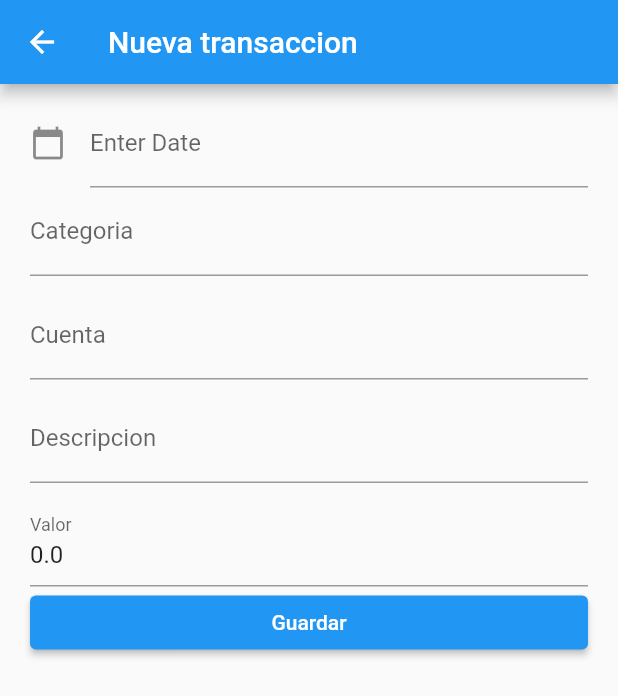
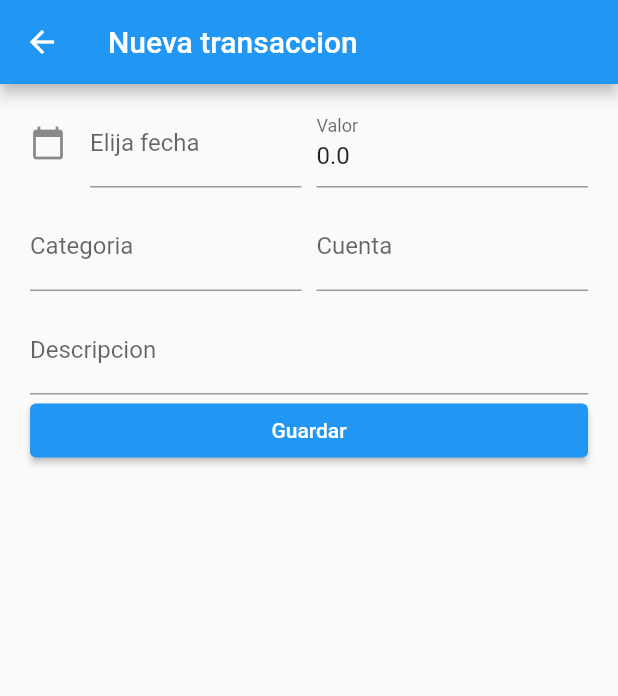
Before and after one commit to Coihue555/fl_control_gastos, a Flutter app: the MovimientosFichaScreen screen opened by its route, on a phone screen of 412 x 824 dp. Shown: the top 696 px of the screen. Run offline on Flutter 3.47's test engine with Material 2 defaults, Android fonts, the light colour scheme and no system bars; our stand-ins replace bloc, flutter_bloc, sqflite; accounts and stored records are empty.

Commit message:
reordenado de campos

```diff
--- a/lib/screens/movimientos_ficha_screen.dart
+++ b/lib/screens/movimientos_ficha_screen.dart
@@ -13,11 +13,10 @@ class MovimientosFichaScreen extends StatefulWidget {
 class _MovimientosFichaScreenState extends State<MovimientosFichaScreen> {
 
   TextEditingController dateinput = TextEditingController();
-  //text editing controller for text field
 
   @override
   void initState() {
-    dateinput.text = ""; //set the initial value of text field
+    dateinput.text = "";
     super.initState();
   }
 
@@ -27,9 +26,6 @@ class _MovimientosFichaScreenState extends State<MovimientosFichaScreen> {
     String spCuenta = '';
     String spDescripcion = '';
     double spValor = 0.0;
-
-
-
 
     return BlocListener<MovimientosBloc, MovimientosState>(
       listenWhen: (previous, current) => !current.isWorking,
@@ -44,79 +40,47 @@ class _MovimientosFichaScreenState extends State<MovimientosFichaScreen> {
         ),
         body: SingleChildScrollView(
         child: Padding(
-                  padding:
-                      const EdgeInsets.symmetric(horizontal: 20, vertical: 10),
+          padding: const EdgeInsets.symmetric(horizontal: 20, vertical: 10),
           child: BlocBuilder<MovimientosBloc, MovimientosState>(
             builder: (context, state) {
               return Form(
                 child: Column(
                   children: [
-
-                                        TextField(
-                                            controller: dateinput, //editing controller of this TextField
+                    Row(
+                      children: [
+                        Expanded(
+                          child: TextField(
+                            controller: dateinput,
                             decoration: const InputDecoration(
-                                              icon: Icon(Icons.calendar_today), //icon of text field
-                                              labelText: "Enter Date" //label text of field
+                              icon: Icon(Icons.calendar_today),
+                              labelText: "Elija fecha"
                             ),
-                                            readOnly: true,  //set it true, so that user will not able to edit text
+                            readOnly: true,
                             onTap: () async {
                               DateTime? pickedDate = await showDatePicker(
-                                                  context: context, initialDate: DateTime.now(),
-                                                  firstDate: DateTime(2000), //DateTime.now() - not to allow to choose before today.
-                                                  lastDate: DateTime(2101)
+                                  context: context,
+                                  initialDate: DateTime.now(),
+                                  firstDate: DateTime(2020),
+                                  lastDate: DateTime(2030)
                               );
-
                                 if(pickedDate != null ){
-                                                  print(pickedDate);  //pickedDate output format => 2021-03-10 00:00:00.000
+                                    print(pickedDate);  //formato de salida => 2022-04-21 00:00:00.000
                                     String formattedDate = DateFormat('yyyy-MM-dd').format(pickedDate);
-                                                  print(formattedDate); //formatted date output using intl package =>  2021-03-16
-                                                    //you can implement different kind of Date Format here according to your requirement
-
+                                    print(formattedDate); //formato de salida luego de usar el package intl  =>  2022-04-21
                                     setState(() {
-                                                    dateinput.text = formattedDate; //set output date to TextField value.
+                                      dateinput.text = formattedDate;
                                     });
                                 }else{
-                                                  print("Date is not selected");
+                                    print("No se selecciono fecha");
                                 }
                               },
                           ),
+                        ),
 
+                        const SizedBox(width: 10,),
 
-
-
-                                    TextFormField(
-                                      decoration: const InputDecoration(
-                                        labelText: 'Categoria',
-                                      ),
-                                      initialValue: state.movimiento.categoria,
-                                      onChanged: (value) {
-                                        spCategoria = value;
-                                      },
-                                    ),
-                                    const SizedBox(
-                                      height: 10,
-                                    ),
-                                    TextFormField(
-                                      decoration: const InputDecoration(
-                                        labelText: 'Cuenta',
-                                      ),
-                                      initialValue: state.movimiento.cuenta,
-                                      onChanged:( value ) {spCuenta = value; },
-                                    ),
-                                    const SizedBox(
-                                      height: 10,
-                                    ),
-                                    TextFormField(
-                                      decoration: const InputDecoration(
-                                        labelText: 'Descripcion',
-                                      ),
-                                      initialValue: state.movimiento.descripcion,
-                                      onChanged:( value ) {spDescripcion = value; },
-                                    ),
-                                    const SizedBox(
-                                      height: 10,
-                                    ),
-                                    TextFormField(
+                        Expanded(
+                          child: TextFormField(
                             decoration: const InputDecoration(
                               labelText: 'Valor',
                             ),
@@ -129,6 +93,57 @@ class _MovimientosFichaScreenState extends State<MovimientosFichaScreen> {
                             spValor = double.tryParse(value) ?? 0;
                             },
                           ),
+                        ),
+                      ],
+                    ),
+
+
+                    const SizedBox(
+                      height: 10,
+                    ),
+
+                    Row(
+                      children: [
+                        Expanded(
+                          child: TextFormField(
+                            decoration: const InputDecoration(
+                              labelText: 'Categoria',
+                            ),
+                            initialValue: state.movimiento.categoria,
+                            onChanged: (value) {
+                              spCategoria = value;
+                            },
+                          ),
+                        ),
+
+                        const SizedBox(width: 10,),
+
+                        Expanded(
+                          child: TextFormField(
+                            decoration: const InputDecoration(
+                              labelText: 'Cuenta',
+                            ),
+                            initialValue: state.movimiento.cuenta,
+                            onChanged:( value ) {spCuenta = value; },
+                          ),
+                        ),
+                      ],
+                    ),
+
+                    const SizedBox(
+                      height: 10,
+                    ),
+
+                    TextFormField(
+                      decoration: const InputDecoration(
+                        labelText: 'Descripcion',
+                      ),
+                      initialValue: state.movimiento.descripcion,
+                      onChanged:( value ) {spDescripcion = value; },
+                    ),
+
+
+
                     ElevatedButton(
                         child: const SizedBox(
                             width: double.infinity,
--- a/lib/widgets/dropdown.dart
+++ b/lib/widgets/dropdown.dart
@@ -1,12 +1,12 @@
 import 'package:flutter/material.dart';
 
-class customDropdown extends StatelessWidget {
-  const customDropdown({Key? key}) : super(key: key);
+class CustomDropdown extends StatelessWidget {
+  const CustomDropdown({Key? key}) : super(key: key);
 
   @override
   Widget build(BuildContext context) {
 
-    final String dropdownValue = 'One';
+    const String dropdownValue = 'One';
 
     return DropdownButton<String>(
       value: dropdownValue,
```
Also changed, not shown: lib/screens/cuentas_drop_screen.dart (deleted, +0 -66 lines), lib/screens/movimientos_screen.dart (+9 -2 lines), lib/widgets/datePicker.dart (deleted, +0 -44 lines). Lines whose indentation alone changed are shown as unchanged.
